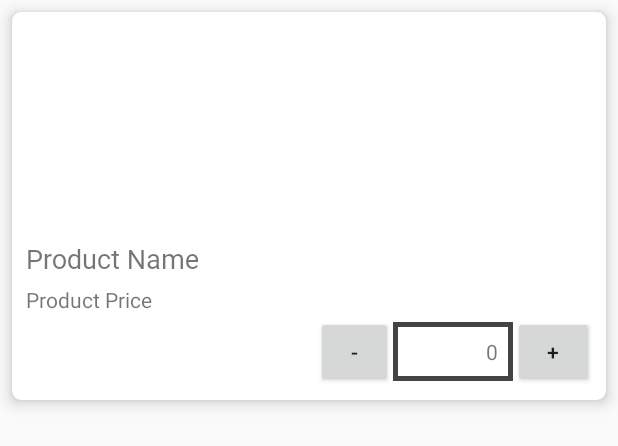
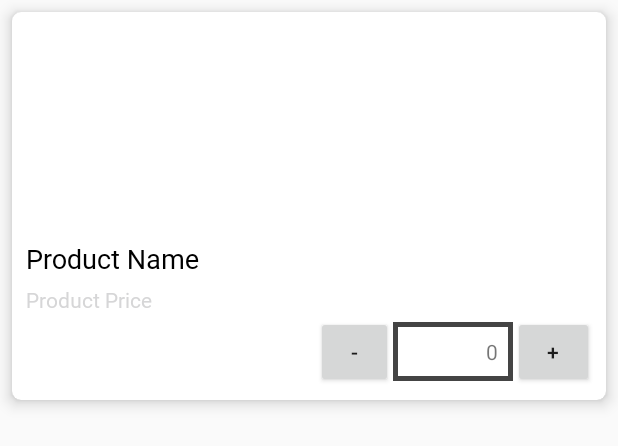
Before and after one commit to cindmichelle/PointOfSales, an Android app: the layout product_row.xml on its own in the app's theme, with its tools: preview values and no code run, on a phone screen of 412 x 824 dp. Shown: the top 446 px of the screen. Run offline under Robolectric (Android 15) with nearby library versions, the phone set to English and light mode, and no system bars.

Commit message:
[Front-End]Payment (#8)
Perubahan :
- Penambahan tampilan Total Payment
- Penambahan font
- Perubahan warna tulisan dan ukuran tulisan
- Penyesuaian tampilan dengan invision

```diff
--- a/app/src/main/res/layout/product_row.xml
+++ b/app/src/main/res/layout/product_row.xml
@@ -28,6 +28,7 @@
             android:layout_width="match_parent"
             android:layout_height="wrap_content"
             android:fontFamily="@font/coco_gothic_bold_trial"
+            android:textColor="@color/colorPrimaryDark"
             android:paddingVertical="4dp"
             android:paddingHorizontal="1dp"
             android:textSize="18sp"
@@ -38,6 +39,8 @@
             android:layout_width="match_parent"
             android:layout_height="wrap_content"
             android:paddingVertical="4dp"
+            android:textColor="@color/colorOrange"
+            android:fontFamily="@font/glacialindifference_bold"
             android:padding="1dp"
             tools:text="Product Price" />
 
```
